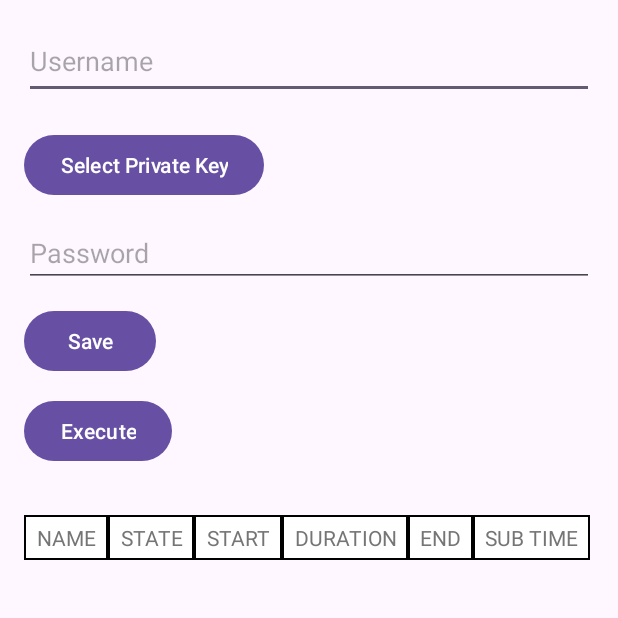
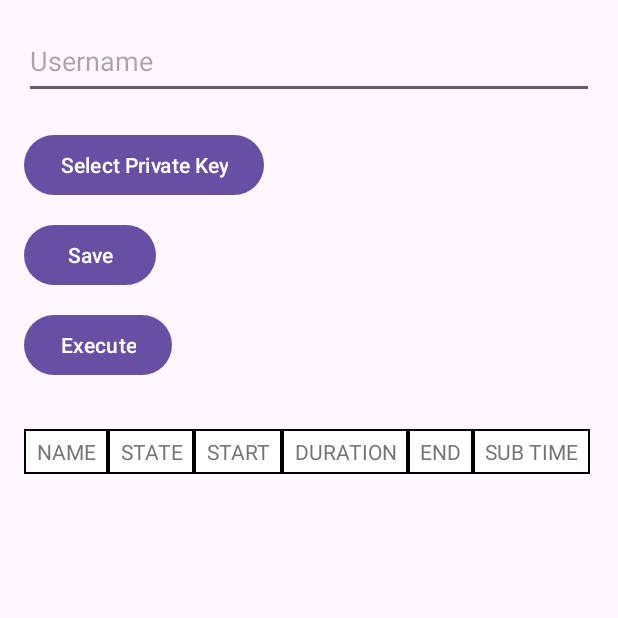
Before and after one commit to JakubIwaniec/KDMCalculationController, an Android app: the screen it shows after launch (MainActivity), on a phone screen of 412 x 824 dp, the top half of it. Run offline under Robolectric (Android 15) with nearby library versions, the phone set to English and light mode, and no system bars.

Commit message:
Update activity_main.xml
Zakomentowanie nieużywanych jeszcze pól

```diff
--- a/app/src/main/res/layout/activity_main.xml
+++ b/app/src/main/res/layout/activity_main.xml
@@ -22,7 +22,7 @@
         android:layout_marginTop="12dp"
         android:text="Select Private Key" />
 
-
+<!-- Pole do wprowadzenia hasła do klucza
 	<EditText
         android:id="@+id/passwordEditText"
         android:layout_width="match_parent"
@@ -31,12 +31,12 @@
         android:layout_marginTop="12dp"
         android:inputType="textPassword"
         android:hint="Password" />
-
+-->
     <Button
         android:id="@+id/saveButton"
         android:layout_width="wrap_content"
         android:layout_height="wrap_content"
-        android:layout_below="@id/passwordEditText"
+        android:layout_below="@id/selectKeyFileButton"
         android:layout_marginTop="12dp"
         android:text="Save" />
 
@@ -47,8 +47,8 @@
         android:layout_below="@id/saveButton"
         android:layout_marginTop="12dp"
         android:text="Execute" />
+
 <!-- Switch do uruchamiania funkcjonalności w tle
-
 	<Switch
 		android:id="@+id/switch1"
 		android:layout_width="197dp"
@@ -60,8 +60,8 @@
 		android:layout_toEndOf="@id/executeButton"
 		android:text="BackgroundService"
 		tools:ignore="UseSwitchCompatOrMaterialXml" />
+-->
 
--->
 	<androidx.core.widget.NestedScrollView
 		android:id="@+id/nestedScrollView"
 		android:layout_width="match_parent"
```
